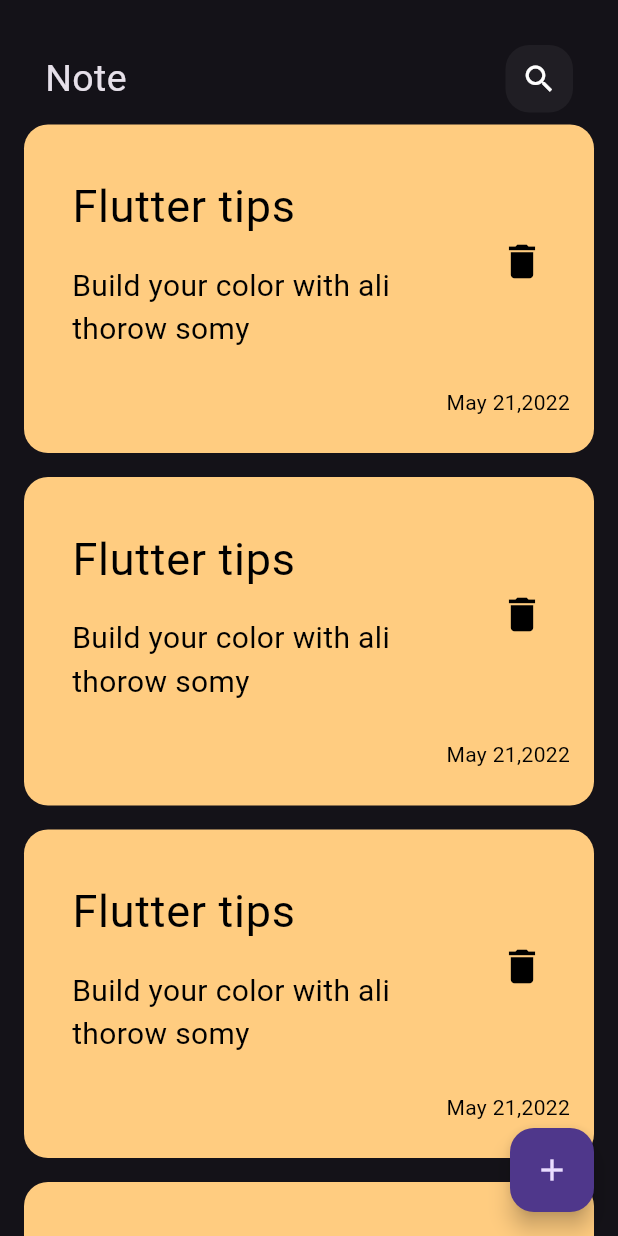
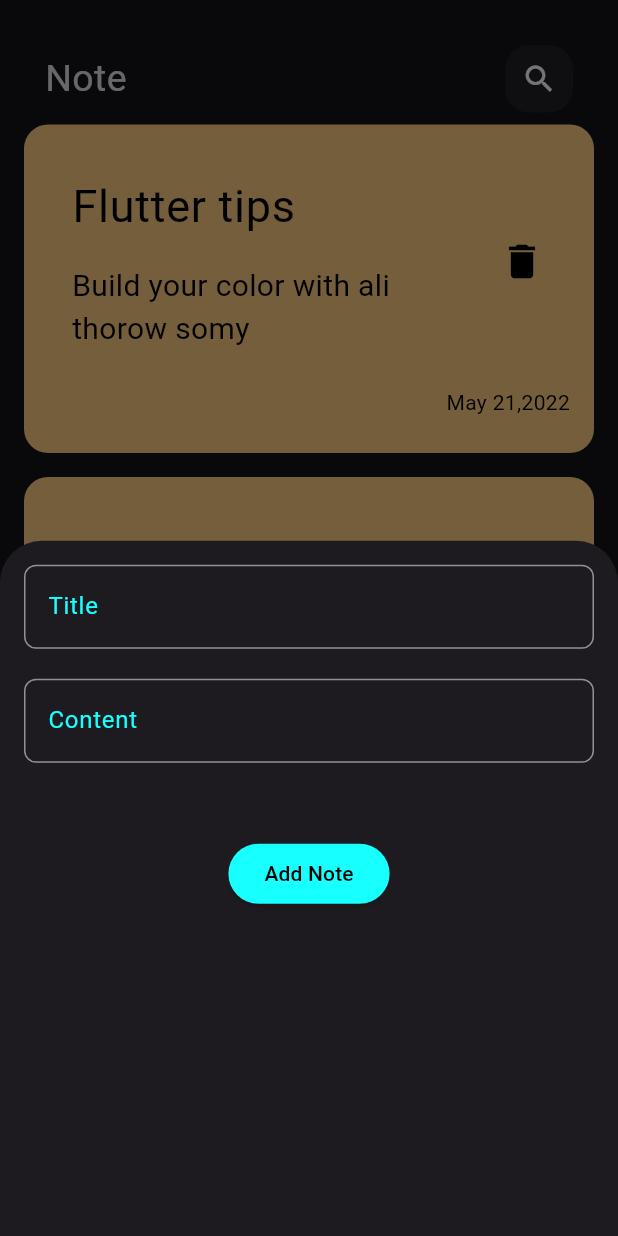
Before and after one commit to aaaameen/nots_app, a Flutter app: the screen it shows after launch, after a tap on the "add" icon, on a phone screen of 412 x 824 dp. Run offline on Flutter 3.47's test engine with Material 3 defaults, Android fonts, the phone set to English and light mode, and no system bars.

Commit message:
create add showmodelbottomsheet

```diff
--- a/lib/view/note_view.dart
+++ b/lib/view/note_view.dart
@@ -1,6 +1,5 @@
 import 'package:flutter/material.dart';
 import 'package:note_app/view/widgets/noteviewbody.dart';
-
 class NoteView extends StatelessWidget {
   const NoteView({super.key});
 
@@ -8,7 +7,51 @@ class NoteView extends StatelessWidget {
   Widget build(BuildContext context) {
     return Scaffold(
       body:noteviewbody(),
-      floatingActionButton: FloatingActionButton(onPressed: (){},child: Icon(Icons.add),),
+      floatingActionButton: FloatingActionButton(onPressed: (){
+
+        showModalBottomSheet(context: context, builder: (context){
+          return addnotebuttomsheet();
+        });
+      },child: Icon(Icons.add),),
     );
   }
 }
+
+
+class addnotebuttomsheet extends StatelessWidget {
+  const addnotebuttomsheet({super.key});
+
+  @override
+  Widget build(BuildContext context) {
+    return Padding(
+      padding: const EdgeInsets.all(16),
+      child: Column(
+        children: [
+          TextFormField(
+            decoration: InputDecoration(
+                border: OutlineInputBorder(
+                    borderRadius: BorderRadius.circular(8)
+                ),
+              hintText: 'Title',
+              hintStyle:TextStyle(color: Colors.cyanAccent)
+            ),
+          ),
+          SizedBox(height: 20,),
+          TextFormField(
+            decoration: InputDecoration(
+                border: OutlineInputBorder(
+
+                    borderRadius: BorderRadius.circular(8)
+                ),
+                hintText: 'Content',
+                hintStyle:TextStyle(color: Colors.cyanAccent)
+            ),
+          ),
+          SizedBox(height: 50,),
+
+          ElevatedButton(onPressed: (){}, child: Text('Add Note'),style: ElevatedButton.styleFrom(backgroundColor: Colors.cyanAccent,foregroundColor: Colors.black),)
+        ],
+      ),
+    );
+  }
+}
--- /dev/null
+++ b/lib/view/widgets/custombuttomsheet.dart
@@ -0,0 +1 @@
+import 'package:flutter/material.dart';
```
